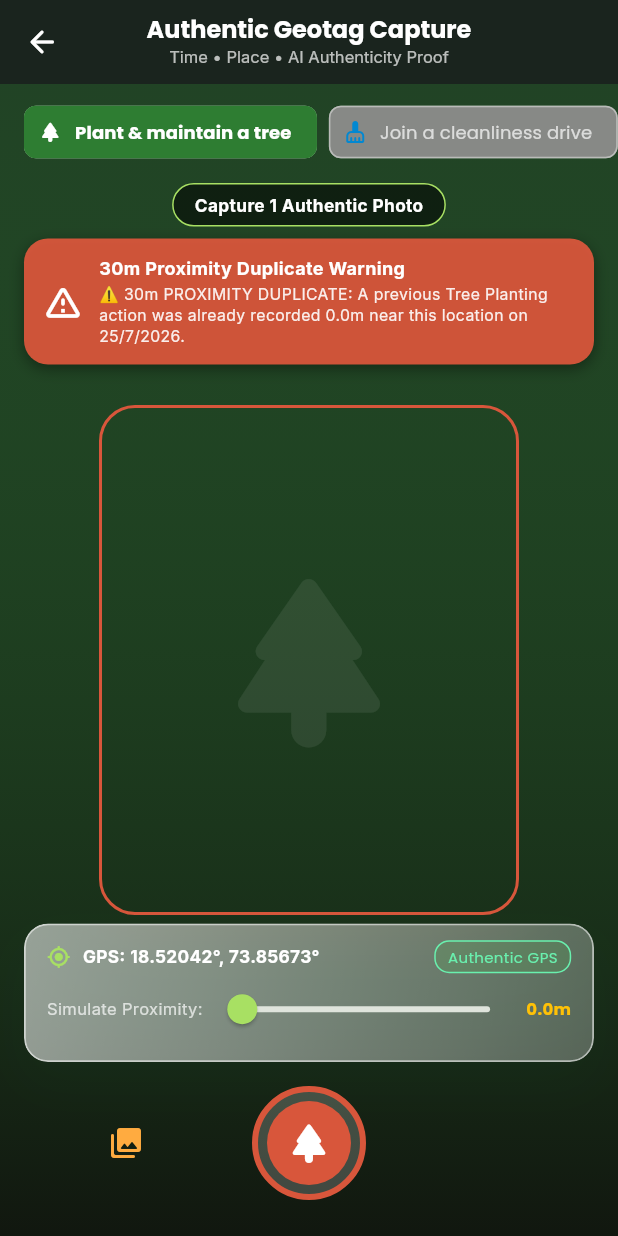
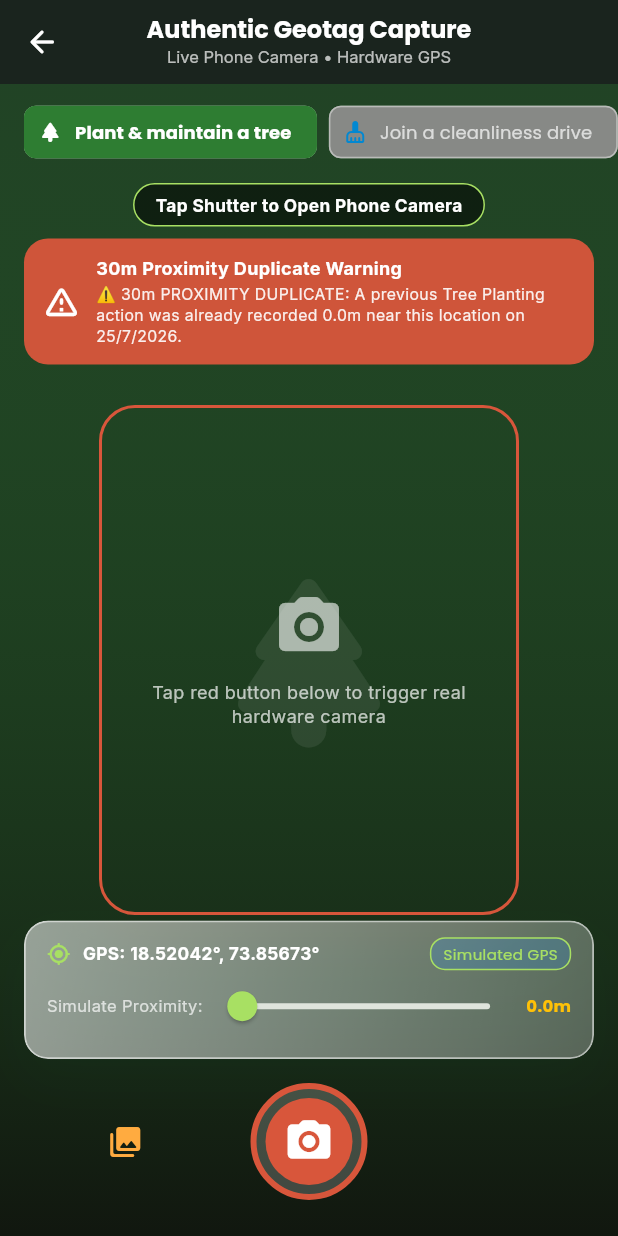
Before and after one commit to kisan2208/nahihorhakya, a Flutter app: the AuthenticCaptureScreen screen opened directly, after a tap on the "camera alt" icon, on a phone screen of 412 x 824 dp. Run offline on Flutter 3.47's test engine with Material 3 defaults, Android fonts, the phone set to English and light mode, and no system bars; our stand-ins replace flutter_animate, geolocator, google_fonts, image_picker.

Commit message:
Integrate real hardware phone camera and GPS location

```diff
--- a/lib/screens/authentic_capture_screen.dart
+++ b/lib/screens/authentic_capture_screen.dart
@@ -1,4 +1,8 @@
+import 'dart:io';
 import 'package:flutter/material.dart';
+import 'package:image_picker/image_picker.dart';
+import 'package:geolocator/geolocator.dart';
+
 import '../models/action_category.dart';
 import '../models/authentic_geo_photo.dart';
 import '../services/ai_verification_service.dart';
@@ -7,7 +11,7 @@ import '../theme.dart';
 import '../glass.dart';
 import '../widgets/geotag_watermark_painter.dart';
 
-/// Comprehensive Authentic Photo Capture Screen with AI check, dual-photo recycle proof, and 30m tree/beach proximity warning.
+/// Screen using real physical hardware camera capture & real device GPS location.
 class AuthenticCaptureScreen extends StatefulWidget {
   const AuthenticCaptureScreen({super.key});
 
@@ -16,29 +20,62 @@ class AuthenticCaptureScreen extends StatefulWidget {
 }
 
 class _AuthenticCaptureScreenState extends State<AuthenticCaptureScreen> {
+  final ImagePicker _picker = ImagePicker();
   final EcoActionBackend _backend = EcoActionBackend();
   final AIVerificationService _aiService = AIVerificationService();
 
   late ActionCategory _selectedCategory;
 
-  // Simulated user GPS position (Default center: Ward 12, Pune)
+  // Real or Simulated GPS Position
   double _currentLat = 18.52042;
   double _currentLng = 73.85673;
+  bool _usingRealGPS = false;
 
   late ProximityCheckResult _proximityResult;
 
-  // Single & Dual Photo states
-  AuthenticGeoPhoto? _firstPhoto; // Single photo or "BEFORE" photo
-  AuthenticGeoPhoto? _secondPhoto; // "AFTER" photo for dual-photo mode (Recycle)
+  AuthenticGeoPhoto? _firstPhoto;
+  AuthenticGeoPhoto? _secondPhoto;
 
   bool _isLiveCapture = true;
-  bool _isAnalyzingAI = false;
+  bool _isProcessing = false;
 
   @override
   void initState() {
     super.initState();
     _selectedCategory = ActionCategory.defaultCategory;
     _evaluateProximity();
+    _initDeviceLocation();
+  }
+
+  /// Attempts to fetch real hardware GPS coordinates from phone.
+  Future<void> _initDeviceLocation() async {
+    try {
+      bool serviceEnabled = await Geolocator.isLocationServiceEnabled();
+      if (!serviceEnabled) return;
+
+      LocationPermission permission = await Geolocator.checkPermission();
+      if (permission == LocationPermission.denied) {
+        permission = await Geolocator.requestPermission();
+        if (permission == LocationPermission.denied) return;
+      }
+
+      if (permission == LocationPermission.deniedForever) return;
+
+      Position pos = await Geolocator.getCurrentPosition(
+        locationSettings: const LocationSettings(accuracy: LocationAccuracy.high),
+      );
+
+      if (mounted) {
+        setState(() {
+          _currentLat = pos.latitude;
+          _currentLng = pos.longitude;
+          _usingRealGPS = true;
+          _evaluateProximity();
+        });
+      }
+    } catch (_) {
+      // Fallback to simulated coordinates if permissions or GPS unavailable
+    }
   }
 
   void _evaluateProximity() {
@@ -63,11 +100,24 @@ class _AuthenticCaptureScreenState extends State<AuthenticCaptureScreen> {
     });
   }
 
-  Future<void> _capturePhoto() async {
-    setState(() => _isAnalyzingAI = true);
+  /// Triggers the real physical phone camera hardware via ImagePicker.
+  Future<void> _takePhotoWithCamera() async {
+    try {
+      final ImageSource source = _isLiveCapture ? ImageSource.camera : ImageSource.gallery;
+      final XFile? pickedFile = await _picker.pickImage(
+        source: source,
+        imageQuality: 90,
+        maxWidth: 1600,
+        maxHeight: 1600,
+      );
 
+      if (pickedFile == null) return; // User cancelled capture
+
+      setState(() => _isProcessing = true);
+
+      // AI Image Verification
       final aiResult = await _aiService.verifyPhotoIntegrity(
-      imagePath: 'simulated_camera_stream.jpg',
+        imagePath: pickedFile.path,
         isLiveCamera: _isLiveCapture,
       );
 
@@ -77,16 +127,15 @@ class _AuthenticCaptureScreenState extends State<AuthenticCaptureScreen> {
         timestamp: DateTime.now(),
         latitude: _currentLat,
         longitude: _currentLng,
-      address: 'Ward 12, Pune, Maharashtra 411005',
+        address: _usingRealGPS ? 'Live Device GPS Location' : 'Ward 12, Pune, Maharashtra 411005',
         isLiveCamera: _isLiveCapture,
         aiVerification: aiResult,
-      imagePath: 'captured_img_1.jpg',
+        imagePath: pickedFile.path,
       );
 
       setState(() {
-      _isAnalyzingAI = false;
+        _isProcessing = false;
         if (_selectedCategory.requiresDualPhoto && _firstPhoto == null) {
-        // Step 1 of Dual Photo (BEFORE)
           _firstPhoto = photo;
           ScaffoldMessenger.of(context).showSnackBar(
             const SnackBar(
@@ -95,13 +144,22 @@ class _AuthenticCaptureScreenState extends State<AuthenticCaptureScreen> {
             ),
           );
         } else if (_selectedCategory.requiresDualPhoto && _firstPhoto != null) {
-        // Step 2 of Dual Photo (AFTER)
           _secondPhoto = photo;
         } else {
-        // Single Photo mode (Tree, Beach Clean, Compost, Segregate)
           _firstPhoto = photo;
         }
       });
+    } catch (e) {
+      setState(() => _isProcessing = false);
+      if (mounted) {
+        ScaffoldMessenger.of(context).showSnackBar(
+          SnackBar(
+            content: Text('Camera Error: ${e.toString()}'),
+            backgroundColor: AppColors.danger,
+          ),
+        );
+      }
+    }
   }
 
   Future<void> _submitToBackend() async {
@@ -129,7 +187,7 @@ class _AuthenticCaptureScreenState extends State<AuthenticCaptureScreen> {
       ScaffoldMessenger.of(context).showSnackBar(
         SnackBar(
           content: Text(
-            '✅ Authentic ${finalPhoto.category.title} submitted to backend! Crypto Hash: #${finalPhoto.cryptoHash}',
+            '✅ Real Photo & Geotag saved to backend! Hash: #${finalPhoto.cryptoHash}',
           ),
           backgroundColor: AppColors.primary,
         ),
@@ -154,15 +212,9 @@ class _AuthenticCaptureScreenState extends State<AuthenticCaptureScreen> {
         ),
         title: Column(
           children: [
-            Text(
-              'Authentic Geotag Capture',
-              style: AppTheme.display(16, c: Colors.white),
-            ),
+            Text('Authentic Geotag Capture', style: AppTheme.display(16, c: Colors.white)),
             const SizedBox(height: 2),
-            Text(
-              'Time • Place • AI Authenticity Proof',
-              style: AppTheme.body(11, c: Colors.white70),
-            ),
+            Text('Live Phone Camera • Hardware GPS', style: AppTheme.body(11, c: Colors.white70)),
           ],
         ),
         centerTitle: true,
@@ -171,16 +223,15 @@ class _AuthenticCaptureScreenState extends State<AuthenticCaptureScreen> {
     );
   }
 
-  /// Camera capture viewfinder UI.
   Widget _buildCameraCaptureView() {
     final isDualMode = _selectedCategory.requiresDualPhoto;
     final currentStepLabel = isDualMode
-        ? (_firstPhoto == null ? 'Photo 1 of 2: Capture Product BEFORE Recycling' : 'Photo 2 of 2: Capture Product AFTER Recycling')
-        : 'Capture 1 Authentic Photo';
+        ? (_firstPhoto == null ? 'Photo 1 of 2: Take Picture BEFORE Recycling' : 'Photo 2 of 2: Take Picture AFTER Recycling')
+        : 'Tap Shutter to Open Phone Camera';
 
     return Stack(
       children: [
-        // Camera Viewfinder Background
+        // Camera viewfinder representation
         Positioned.fill(
           child: Container(
             decoration: BoxDecoration(
@@ -213,6 +264,23 @@ class _AuthenticCaptureScreenState extends State<AuthenticCaptureScreen> {
                       ),
                       borderRadius: BorderRadius.circular(24),
                     ),
+                    child: Center(
+                      child: Column(
+                        mainAxisSize: MainAxisSize.min,
+                        children: [
+                          Icon(Icons.camera_alt_rounded, color: Colors.white.withValues(alpha: 0.6), size: 48),
+                          const SizedBox(height: 12),
+                          Padding(
+                            padding: const EdgeInsets.symmetric(horizontal: 16),
+                            child: Text(
+                              'Tap red button below to trigger real hardware camera',
+                              textAlign: TextAlign.center,
+                              style: AppTheme.body(12, c: Colors.white70),
+                            ),
+                          ),
+                        ],
+                      ),
+                    ),
                   ),
                 ),
               ],
@@ -220,13 +288,13 @@ class _AuthenticCaptureScreenState extends State<AuthenticCaptureScreen> {
           ),
         ),
 
-        // Controls Overlay
+        // UI Controls Overlay
         SafeArea(
           child: Column(
             children: [
               const SizedBox(height: 8),
 
-              // 1. Category Selector Bar
+              // Category selector bar
               SizedBox(
                 height: 48,
                 child: ListView.separated(
@@ -260,7 +328,6 @@ class _AuthenticCaptureScreenState extends State<AuthenticCaptureScreen> {
 
               const SizedBox(height: 10),
 
-              // Step Indicator Pill for Dual Photo
               Container(
                 padding: const EdgeInsets.symmetric(horizontal: 14, vertical: 6),
                 decoration: BoxDecoration(
@@ -268,15 +335,12 @@ class _AuthenticCaptureScreenState extends State<AuthenticCaptureScreen> {
                   borderRadius: BorderRadius.circular(20),
                   border: Border.all(color: AppColors.accent),
                 ),
-                child: Text(
-                  currentStepLabel,
-                  style: AppTheme.body(11.5, w: FontWeight.bold, c: Colors.white),
-                ),
+                child: Text(currentStepLabel, style: AppTheme.body(11.5, w: FontWeight.bold, c: Colors.white)),
               ),
 
               const SizedBox(height: 8),
 
-              // 2. 30-Meter Proximity Warning Banner (Tree Planting & Beach Clean ONLY)
+              // 30m Proximity Banner
               if (_selectedCategory.requiresProximityCheck && _proximityResult.hasNearbyAction)
                 Padding(
                   padding: const EdgeInsets.symmetric(horizontal: 16),
@@ -285,25 +349,18 @@ class _AuthenticCaptureScreenState extends State<AuthenticCaptureScreen> {
                     decoration: BoxDecoration(
                       color: AppColors.danger.withValues(alpha: 0.95),
                       borderRadius: BorderRadius.circular(16),
-                      boxShadow: const [BoxShadow(color: Colors.black38, blurRadius: 8, offset: Offset(0, 3))],
                     ),
                     child: Row(
                       children: [
-                        const Icon(Icons.warning_amber_rounded, color: Colors.white, size: 28),
+                        const Icon(Icons.warning_amber_rounded, color: Colors.white, size: 26),
                         const SizedBox(width: 10),
                         Expanded(
                           child: Column(
                             crossAxisAlignment: CrossAxisAlignment.start,
                             children: [
-                              Text(
-                                '30m Proximity Duplicate Warning',
-                                style: AppTheme.body(12, w: FontWeight.bold, c: Colors.white),
-                              ),
+                              Text('30m Proximity Duplicate Warning', style: AppTheme.body(12, w: FontWeight.bold, c: Colors.white)),
                               const SizedBox(height: 2),
-                              Text(
-                                _proximityResult.warningMessage,
-                                style: AppTheme.body(10.5, c: Colors.white.withValues(alpha: 0.9)),
-                              ),
+                              Text(_proximityResult.warningMessage, style: AppTheme.body(10.5, c: Colors.white.withValues(alpha: 0.9))),
                             ],
                           ),
                         ),
@@ -314,7 +371,7 @@ class _AuthenticCaptureScreenState extends State<AuthenticCaptureScreen> {
 
               const Spacer(),
 
-              // 3. Location Simulation & GPS Status Card
+              // GPS Status Bar
               Padding(
                 padding: const EdgeInsets.symmetric(horizontal: 16),
                 child: GlassCard(
@@ -324,7 +381,7 @@ class _AuthenticCaptureScreenState extends State<AuthenticCaptureScreen> {
                     children: [
                       Row(
                         children: [
-                          const Icon(Icons.my_location_rounded, color: AppColors.accent, size: 16),
+                          Icon(Icons.my_location_rounded, color: _usingRealGPS ? Colors.greenAccent : AppColors.accent, size: 16),
                           const SizedBox(width: 8),
                           Text(
                             'GPS: ${_currentLat.toStringAsFixed(5)}°, ${_currentLng.toStringAsFixed(5)}°',
@@ -334,18 +391,17 @@ class _AuthenticCaptureScreenState extends State<AuthenticCaptureScreen> {
                           Container(
                             padding: const EdgeInsets.symmetric(horizontal: 8, vertical: 3),
                             decoration: BoxDecoration(
-                              color: Colors.green.withValues(alpha: 0.2),
+                              color: (_usingRealGPS ? Colors.green : Colors.blue).withValues(alpha: 0.2),
                               borderRadius: BorderRadius.circular(10),
-                              border: Border.all(color: Colors.greenAccent),
+                              border: Border.all(color: _usingRealGPS ? Colors.greenAccent : AppColors.accent),
                             ),
-                            child: const Text(
-                              'Authentic GPS',
-                              style: TextStyle(color: Colors.greenAccent, fontSize: 10),
+                            child: Text(
+                              _usingRealGPS ? 'Real Phone GPS' : 'Simulated GPS',
+                              style: TextStyle(color: _usingRealGPS ? Colors.greenAccent : AppColors.accent, fontSize: 10),
                             ),
                           ),
                         ],
                       ),
-                      // Distance Slider for Testing 30m Rule on Tree / Beach Clean
                       if (_selectedCategory.requiresProximityCheck)
                         Row(
                           children: [
@@ -353,21 +409,20 @@ class _AuthenticCaptureScreenState extends State<AuthenticCaptureScreen> {
                             Expanded(
                               child: Slider(
                                 value: _currentLat,
-                                min: 18.52040, // 5m near anchor
-                                max: 18.52180, // ~160m away
+                                min: 18.52040,
+                                max: 18.52180,
                                 activeColor: AppColors.accent,
                                 onChanged: (val) {
                                   setState(() {
                                     _currentLat = val;
+                                    _usingRealGPS = false;
                                     _evaluateProximity();
                                   });
                                 },
                               ),
                             ),
                             Text(
-                              _proximityResult.hasNearbyAction
-                                  ? '${_proximityResult.closestDistanceMeters.toStringAsFixed(1)}m'
-                                  : '>30m Clear',
+                              _proximityResult.hasNearbyAction ? '${_proximityResult.closestDistanceMeters.toStringAsFixed(1)}m' : '>30m Clear',
                               style: TextStyle(
                                 color: _proximityResult.hasNearbyAction ? Colors.amber : Colors.greenAccent,
                                 fontSize: 11,
@@ -383,7 +438,7 @@ class _AuthenticCaptureScreenState extends State<AuthenticCaptureScreen> {
 
               const SizedBox(height: 16),
 
-              // 4. Shutter Control Row
+              // Hardware Shutter Button Row
               Padding(
                 padding: const EdgeInsets.only(bottom: 24),
                 child: Row(
@@ -399,12 +454,12 @@ class _AuthenticCaptureScreenState extends State<AuthenticCaptureScreen> {
                       },
                     ),
 
-                    // Shutter Button
+                    // Shutter Button -> Triggers Phone Camera
                     GestureDetector(
-                      onTap: _isAnalyzingAI ? null : _capturePhoto,
+                      onTap: _isProcessing ? null : _takePhotoWithCamera,
                       child: Container(
-                        width: 76,
-                        height: 76,
+                        width: 78,
+                        height: 78,
                         decoration: BoxDecoration(
                           shape: BoxShape.circle,
                           border: Border.all(
@@ -419,15 +474,15 @@ class _AuthenticCaptureScreenState extends State<AuthenticCaptureScreen> {
                             color: _proximityResult.hasNearbyAction ? AppColors.danger : Colors.white,
                             shape: BoxShape.circle,
                           ),
-                          child: _isAnalyzingAI
+                          child: _isProcessing
                               ? const Padding(
                                   padding: EdgeInsets.all(16),
                                   child: CircularProgressIndicator(color: Colors.white, strokeWidth: 3),
                                 )
                               : Icon(
-                                  _selectedCategory.icon,
+                                  Icons.camera_alt_rounded,
                                   color: _proximityResult.hasNearbyAction ? Colors.white : _selectedCategory.color,
-                                  size: 32,
+                                  size: 34,
                                 ),
                         ),
                       ),
@@ -444,7 +499,6 @@ class _AuthenticCaptureScreenState extends State<AuthenticCaptureScreen> {
     );
   }
 
-  /// Displays captured result preview (Dual-Photo side-by-side for Recycle, Single-Photo for others).
   Widget _buildResultPreviewView() {
     final isDualMode = _selectedCategory.requiresDualPhoto;
 
@@ -463,7 +517,7 @@ class _AuthenticCaptureScreenState extends State<AuthenticCaptureScreen> {
                             child: GeotagWatermarkOverlay(
                               photo: _firstPhoto!,
                               customLabel: '1. BEFORE RECYCLE',
-                              child: _photoPlaceholder('Product Before Recycling'),
+                              child: _displayCapturedImage(_firstPhoto!),
                             ),
                           ),
                         ),
@@ -474,7 +528,7 @@ class _AuthenticCaptureScreenState extends State<AuthenticCaptureScreen> {
                             child: GeotagWatermarkOverlay(
                               photo: _secondPhoto!,
                               customLabel: '2. AFTER RECYCLE',
-                              child: _photoPlaceholder('Processed Product After Recycling'),
+                              child: _displayCapturedImage(_secondPhoto!),
                             ),
                           ),
                         ),
@@ -484,7 +538,7 @@ class _AuthenticCaptureScreenState extends State<AuthenticCaptureScreen> {
                       borderRadius: BorderRadius.circular(24),
                       child: GeotagWatermarkOverlay(
                         photo: _firstPhoto!,
-                        child: _photoPlaceholder('Authentic Geotagged Capture'),
+                        child: _displayCapturedImage(_firstPhoto!),
                       ),
                     ),
             ),
@@ -500,7 +554,7 @@ class _AuthenticCaptureScreenState extends State<AuthenticCaptureScreen> {
                       shape: RoundedRectangleBorder(borderRadius: BorderRadius.circular(16)),
                     ),
                     icon: const Icon(Icons.refresh_rounded),
-                    label: const Text('Retake'),
+                    label: const Text('Retake Real Photo'),
                     onPressed: () {
                       setState(() {
                         _firstPhoto = null;
@@ -531,7 +585,15 @@ class _AuthenticCaptureScreenState extends State<AuthenticCaptureScreen> {
     );
   }
 
-  Widget _photoPlaceholder(String label) {
+  Widget _displayCapturedImage(AuthenticGeoPhoto photo) {
+    if (photo.imagePath != null && photo.imagePath!.isNotEmpty && File(photo.imagePath!).existsSync()) {
+      return Image.file(
+        File(photo.imagePath!),
+        fit: BoxFit.cover,
+        width: double.infinity,
+        height: double.infinity,
+      );
+    }
     return Container(
       width: double.infinity,
       color: const Color(0xFF1E281F),
@@ -539,9 +601,9 @@ class _AuthenticCaptureScreenState extends State<AuthenticCaptureScreen> {
         child: Column(
           mainAxisAlignment: MainAxisAlignment.center,
           children: [
-            Icon(_selectedCategory.icon, size: 70, color: _selectedCategory.color),
+            Icon(photo.category.icon, size: 70, color: photo.category.color),
             const SizedBox(height: 12),
-            Text(label, style: AppTheme.display(16, c: Colors.white)),
+            Text(photo.category.title, style: AppTheme.display(16, c: Colors.white)),
           ],
         ),
       ),
--- a/pubspec.yaml
+++ b/pubspec.yaml
@@ -37,6 +37,8 @@ dependencies:
   google_fonts: ^6.2.1
   flutter_animate: ^4.5.0
   crypto: ^3.0.3
+  image_picker: ^1.1.2
+  geolocator: ^13.0.2
 
 dev_dependencies:
   flutter_test:
```
Also changed, not shown: pubspec.lock, 2 other files. Lines whose indentation alone changed are shown as unchanged.
